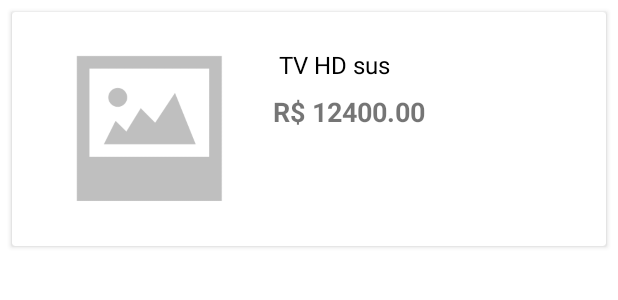
After one commit to robsondejesus1996/Play---Desenvolvimento-para-Dispositivos-M-veis-, an Android app: the layout adapter_anuncio.xml on its own in the app's theme, with its tools: preview values and no code run, on a phone screen of 412 x 824 dp. The commit adds this screen. Shown: the top 300 px of the screen. Run offline under Robolectric (Android 15) with nearby library versions, the phone set to English and light mode, and no system bars.

Commit message:
Adicionado a funcionalidade de listar meus anúncios, na tela de meus anúncios.

```diff
--- a/Play/app/build.gradle
+++ b/Play/app/build.gradle
@@ -73,6 +73,8 @@
     // dependencia dialog de progresso
     implementation 'com.github.d-max:spots-dialog:1.1@aar'
 
+    //dependencia para picasso
+    implementation 'com.squareup.picasso:picasso:2.71828'
 
 
 }
--- /dev/null
+++ b/Play/app/src/main/res/layout/adapter_anuncio.xml
@@ -0,0 +1,46 @@
+<?xml version="1.0" encoding="utf-8"?>
+<androidx.cardview.widget.CardView xmlns:android="http://schemas.android.com/apk/res/android"
+    xmlns:app="http://schemas.android.com/apk/res-auto"
+    android:layout_width="match_parent"
+    android:layout_height="wrap_content"
+    android:layout_margin="8dp">
+
+    <LinearLayout
+        android:layout_width="match_parent"
+        android:layout_height="140dp"
+        android:layout_margin="8dp"
+        android:orientation="horizontal"
+        android:padding="8dp">
+
+        <ImageView
+            android:id="@+id/imageAnuncio"
+            android:layout_width="150dp"
+            android:layout_height="wrap_content"
+            android:scaleType="centerInside"
+            app:srcCompat="@drawable/padrao" />
+
+        <LinearLayout
+            android:layout_width="match_parent"
+            android:layout_height="match_parent"
+            android:layout_margin="8dp"
+            android:orientation="vertical">
+
+            <TextView
+                android:id="@+id/textTitulo"
+                android:layout_width="match_parent"
+                android:layout_height="wrap_content"
+                android:text=" TV HD sus"
+                android:textColor="@color/black"
+                android:textSize="16sp" />
+
+            <TextView
+                android:id="@+id/textPreco"
+                android:layout_width="match_parent"
+                android:layout_height="wrap_content"
+                android:layout_marginTop="8dp"
+                android:text="R$ 12400.00"
+                android:textSize="18sp"
+                android:textStyle="bold" />
+        </LinearLayout>
+    </LinearLayout>
+</androidx.cardview.widget.CardView>
```
Also changed, not shown: Play/app/src/main/java/com/example/play/activity/MenuAnunciosActivity.java (+62 -0 lines), Play/app/src/main/java/com/example/play/adapter/AdapterAnuncios.java (added, +69 -0 lines).
